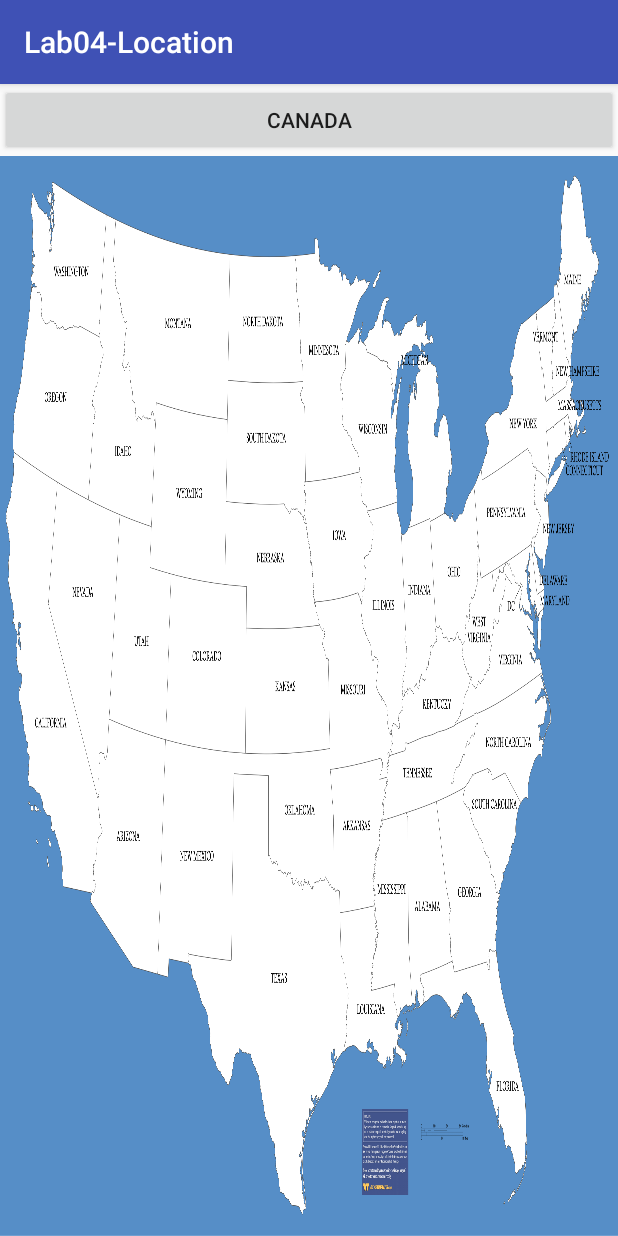
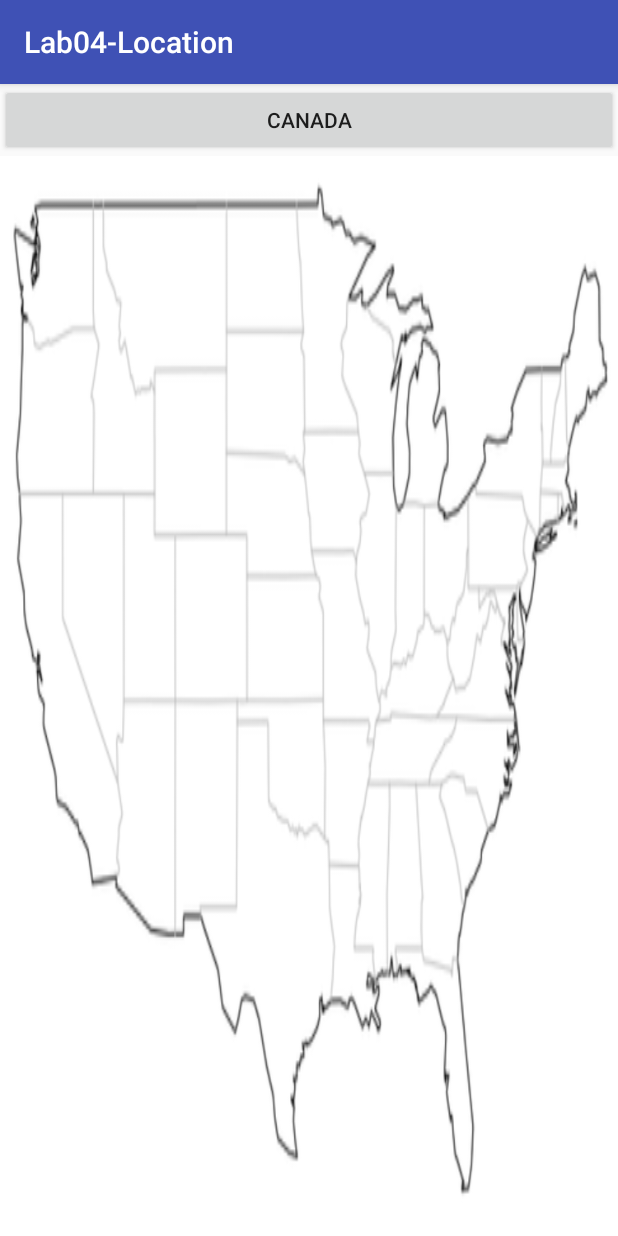
Before and after one commit to DenisLebedev/lab04-Location, an Android app: the screen it shows after launch (MainActivity), on a phone screen of 412 x 824 dp. Run offline under Robolectric (Android 15) with nearby library versions, the phone set to English and light mode, and no system bars.

Commit message:
New images for each language

```diff
--- a/app/src/main/java/denislebedev/ca/lab04_location/MainActivity.java
+++ b/app/src/main/java/denislebedev/ca/lab04_location/MainActivity.java
@@ -4,6 +4,7 @@ import android.content.Intent;
 import android.net.Uri;
 import android.support.v7.app.AppCompatActivity;
 import android.os.Bundle;
+import android.view.View;
 import android.widget.ImageButton;
 
 public class MainActivity extends AppCompatActivity {
@@ -13,9 +14,7 @@ public class MainActivity extends AppCompatActivity {
         super.onCreate(savedInstanceState);
         setContentView(R.layout.activity_main);
         imgBut = (ImageButton) findViewById(R.id.imgBut);
-        /*Uri country = Uri.parse("geo:45.489374,-73.588298?q=" +
-                Uri.encode(getResources().getString(R.string.country)));
-        playMedia(country);*/
+
     }
 
     public void playMedia(Uri file) {
@@ -26,4 +25,10 @@ public class MainActivity extends AppCompatActivity {
         }
     }
 
+    public void googleMapAPI(View view) {
+        Uri country = Uri.parse("geo:0.0,0.0?q=" +
+                Uri.encode(getResources().getString(R.string.country)));
+        playMedia(country);
+    }
+
 }
--- a/app/src/main/res/layout/activity_main.xml
+++ b/app/src/main/res/layout/activity_main.xml
@@ -11,7 +11,8 @@
         android:layout_width="match_parent"
         android:layout_height="wrap_content"
         android:text="@string/country"
-        android:gravity="center" />
+        android:gravity="center"
+        android:onClick="googleMapAPI"/>
 
 
 
```
Also changed, not shown: app/src/main/res/drawable-en/country.png, app/src/main/res/drawable-es/country.png (added), app/src/main/res/drawable-ja/country.png (added), app/src/main/res/drawable-ru/country.png (added).
